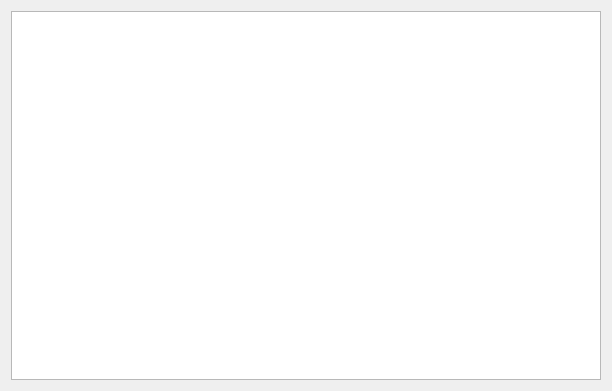
This is Network/chatRoom.ui in geonwuk/TheEditor as Qt 5 draws it before an edit. The edited form follows.
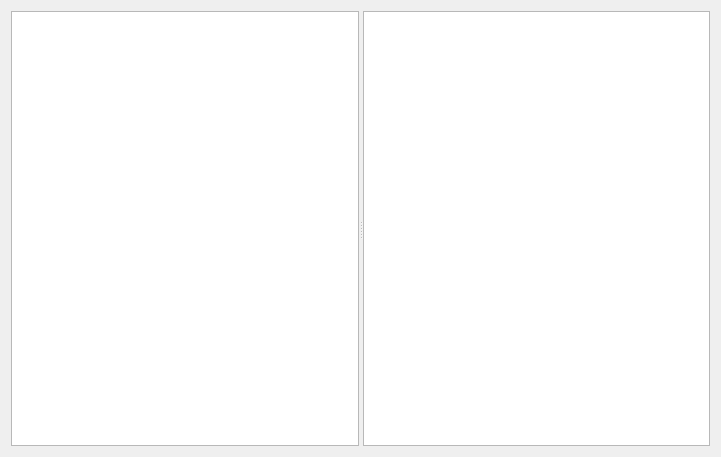
This is the edited form.

```diff
--- a/Network/chatRoom.ui
+++ b/Network/chatRoom.ui
@@ -6,16 +6,22 @@
    <rect>
     <x>0</x>
     <y>0</y>
-    <width>612</width>
-    <height>391</height>
+    <width>721</width>
+    <height>457</height>
    </rect>
   </property>
   <property name="windowTitle">
    <string>Form</string>
   </property>
-  <layout class="QVBoxLayout" name="verticalLayout">
+  <layout class="QHBoxLayout" name="horizontalLayout">
    <item>
-    <widget class="QListWidget" name="listWidget"/>
+    <widget class="QSplitter" name="splitter">
+     <property name="orientation">
+      <enum>Qt::Horizontal</enum>
+     </property>
+     <widget class="QTableWidget" name="participantList"/>
+     <widget class="QTableWidget" name="chatLog"/>
+    </widget>
    </item>
   </layout>
  </widget>
```
